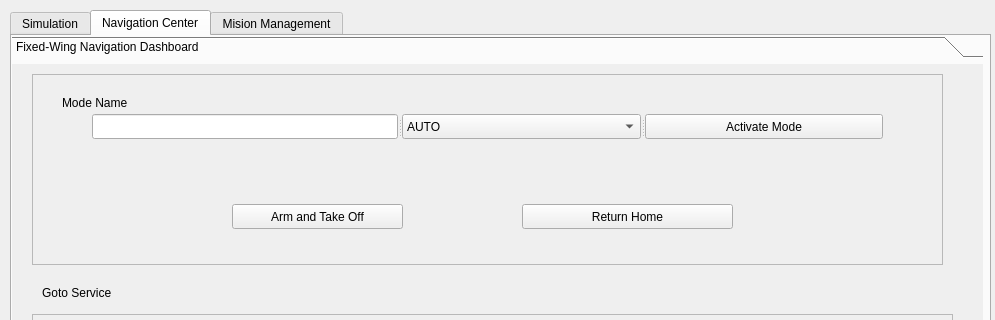
This is wing_ros_ws/src/wing_navigator/scripts/demo_app.ui in amirrezasadeqi/funnywing as Qt 5 draws it before an edit; both pictures show x 0 to 995 and y 0 to 320 of the 995 by 589 pixel window. The edited form follows.
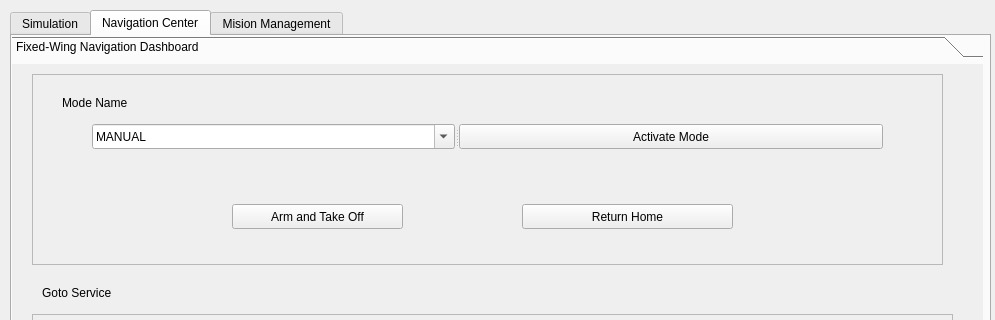
This is the edited form. The open tabs and pages were chosen to show the change.

Commit message: Adding Some Ros service client for fixed-wing navigation dashboard GUI tab.

```diff
--- a/wing_ros_ws/src/wing_navigator/scripts/demo_app.ui
+++ b/wing_ros_ws/src/wing_navigator/scripts/demo_app.ui
@@ -353,7 +353,7 @@
          <property name="geometry">
           <rect>
            <x>60</x>
-           <y>40</y>
+           <y>50</y>
            <width>791</width>
            <height>25</height>
           </rect>
@@ -361,8 +361,15 @@
          <property name="orientation">
           <enum>Qt::Horizontal</enum>
          </property>
-         <widget class="QLineEdit" name="lineEdit_9"/>
          <widget class="QComboBox" name="comboBox_2">
+          <property name="editable">
+           <bool>true</bool>
+          </property>
+          <item>
+           <property name="text">
+            <string>MANUAL</string>
+           </property>
+          </item>
           <item>
            <property name="text">
             <string>AUTO</string>
```
Left out of the diff: 15 changed lines with no effect on the pictures. The commit also changes 6 other files.
